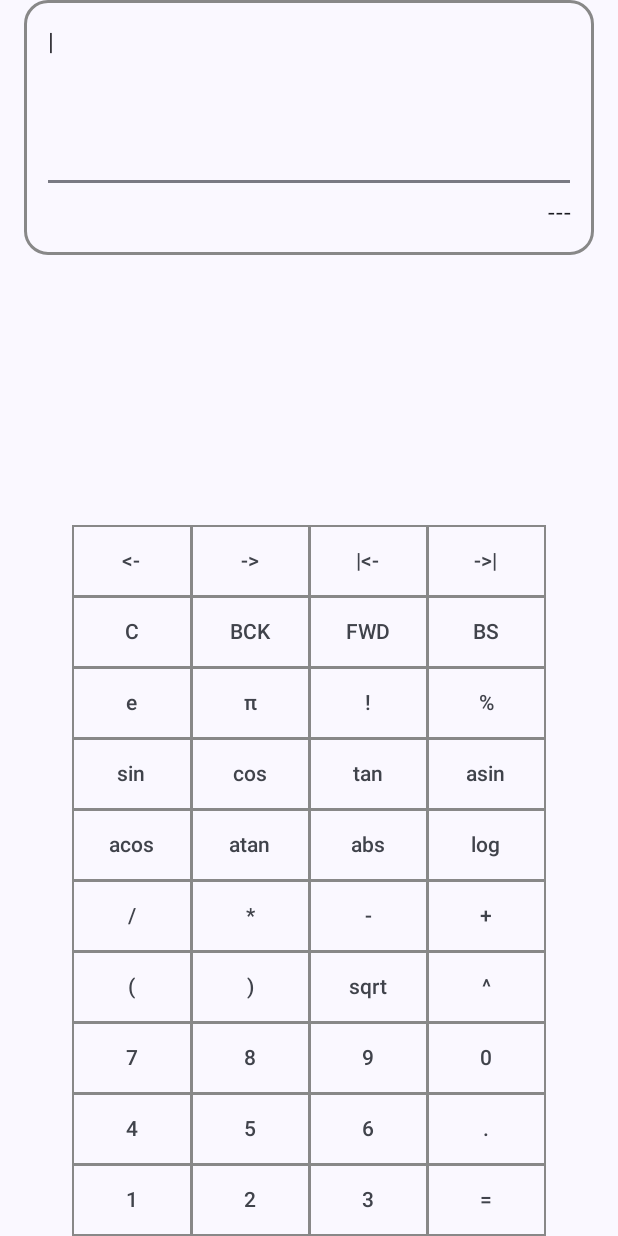
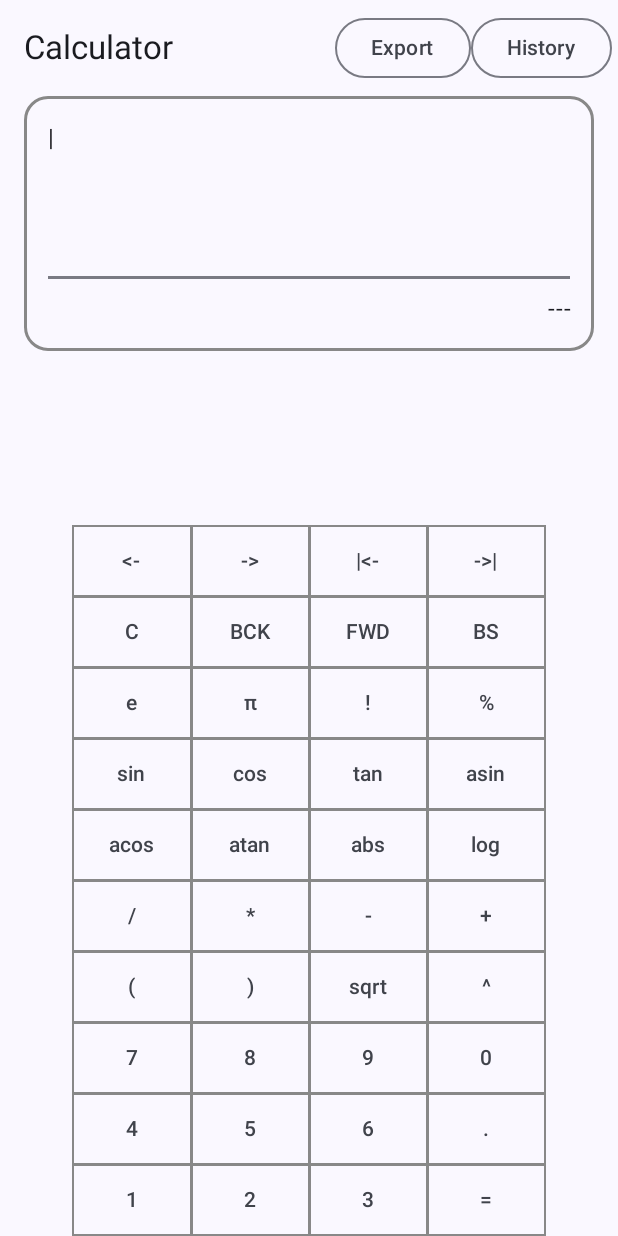
Before and after one commit to floppyMike/Crappy-Calculator, an Android app built with Jetpack Compose: the screen it shows after launch (MainActivity), on a phone screen of 412 x 824 dp. Run offline under Robolectric (Android 15) with nearby library versions, the phone set to English and light mode, and no system bars.

Commit message:
Add Calculator top bar

```diff
--- a/app/src/main/java/com/example/crappycalculator/MainActivity.kt
+++ b/app/src/main/java/com/example/crappycalculator/MainActivity.kt
@@ -3,8 +3,10 @@ package com.example.crappycalculator
 import android.os.Bundle
 import android.widget.Toast
 import androidx.activity.ComponentActivity
+import androidx.activity.compose.rememberLauncherForActivityResult
 import androidx.activity.compose.setContent
 import androidx.activity.enableEdgeToEdge
+import androidx.activity.result.contract.ActivityResultContracts
 import androidx.activity.viewModels
 import androidx.compose.animation.EnterTransition
 import androidx.compose.animation.ExitTransition
@@ -14,6 +16,7 @@ import androidx.compose.foundation.layout.Box
 import androidx.compose.foundation.layout.Column
 import androidx.compose.foundation.layout.PaddingValues
 import androidx.compose.foundation.layout.Spacer
+import androidx.compose.foundation.layout.defaultMinSize
 import androidx.compose.foundation.layout.fillMaxSize
 import androidx.compose.foundation.layout.fillMaxWidth
 import androidx.compose.foundation.layout.height
@@ -27,13 +30,19 @@ import androidx.compose.foundation.shape.RoundedCornerShape
 import androidx.compose.foundation.verticalScroll
 import androidx.compose.material3.Button
 import androidx.compose.material3.ButtonDefaults
+import androidx.compose.material3.ExperimentalMaterial3Api
 import androidx.compose.material3.HorizontalDivider
+import androidx.compose.material3.OutlinedButton
 import androidx.compose.material3.OutlinedCard
 import androidx.compose.material3.Scaffold
 import androidx.compose.material3.Text
+import androidx.compose.material3.TopAppBar
 import androidx.compose.runtime.Composable
 import androidx.compose.runtime.collectAsState
 import androidx.compose.runtime.getValue
+import androidx.compose.runtime.mutableStateOf
+import androidx.compose.runtime.remember
+import androidx.compose.runtime.setValue
 import androidx.compose.ui.Modifier
 import androidx.compose.ui.graphics.Color
 import androidx.compose.ui.graphics.RectangleShape
@@ -44,12 +53,13 @@ import androidx.compose.ui.unit.dp
 import androidx.navigation.NavHostController
 import androidx.navigation.compose.NavHost
 import androidx.navigation.compose.composable
+import androidx.navigation.compose.currentBackStackEntryAsState
 import androidx.navigation.compose.rememberNavController
 import com.example.crappycalculator.ui.theme.CrappyCalculatorTheme
 
-enum class Screen(val idx: Int) {
-    Calculator(idx = 0),
-    History(idx = 1),
+enum class Screen {
+    Calculator,
+    History,
 }
 
 class MainActivity : ComponentActivity() {
@@ -61,7 +71,10 @@ class MainActivity : ComponentActivity() {
                 val viewModel: CalculatorViewModel by viewModels()
                 val navController = rememberNavController()
 
-                Scaffold(modifier = Modifier.fillMaxSize()) { innerPadding ->
+                Scaffold(
+                    topBar = { TopBarDisplay(viewModel, navController) },
+                    modifier = Modifier.fillMaxSize()
+                ) { innerPadding ->
                     NavHost(
                         navController = navController,
                         startDestination = Screen.Calculator.name,
@@ -76,7 +89,7 @@ class MainActivity : ComponentActivity() {
                             Column(verticalArrangement = Arrangement.SpaceBetween) {
                                 InputDisplay(viewModel)
                                 Spacer(modifier = Modifier.height(16.dp))
-                                Keypad(viewModel, navController)
+                                Keypad(viewModel)
                             }
                         }
                         composable(route = Screen.History.name) {
@@ -87,6 +100,51 @@ class MainActivity : ComponentActivity() {
             }
         }
     }
+}
+
+//
+// Top Bar
+//
+
+@OptIn(ExperimentalMaterial3Api::class)
+@Composable
+fun TopBarDisplay(vm: CalculatorViewModel, nav: NavHostController) {
+    val context = LocalContext.current
+    val state by vm.state.collectAsState()
+    val launcher =
+        rememberLauncherForActivityResult(contract = ActivityResultContracts.CreateDocument("text/plain")) {
+            it?.let {
+                context.contentResolver.openOutputStream(it)
+                    ?.use { out -> out.write(state.history.joinToString("\n").toByteArray()) }
+            }
+        }
+
+    val backStackEntry by nav.currentBackStackEntryAsState()
+    val currentScreen = Screen.valueOf(backStackEntry?.destination?.route ?: Screen.Calculator.name)
+
+    TopAppBar(
+        title = { Text(text = currentScreen.name) },
+        actions = {
+            OutlinedButton(onClick = {
+                launcher.launch("calculator_export.txt")
+            }) {
+                Text(text = "Export")
+            }
+            OutlinedButton(onClick = {
+                when (currentScreen) {
+                    Screen.History -> {
+                        nav.popBackStack(route = Screen.Calculator.name, inclusive = false)
+                    }
+
+                    Screen.Calculator -> {
+                        nav.navigate(Screen.History.name)
+                    }
+                }
+            }) {
+                Text(text = "History")
+            }
+        }
+    )
 }
 
 //
@@ -131,7 +189,7 @@ fun InputDisplay(vm: CalculatorViewModel) {
 }
 
 @Composable
-fun Keypad(vm: CalculatorViewModel, nav: NavHostController) {
+fun Keypad(vm: CalculatorViewModel) {
     val context = LocalContext.current
 
     LazyVerticalGrid(
```
